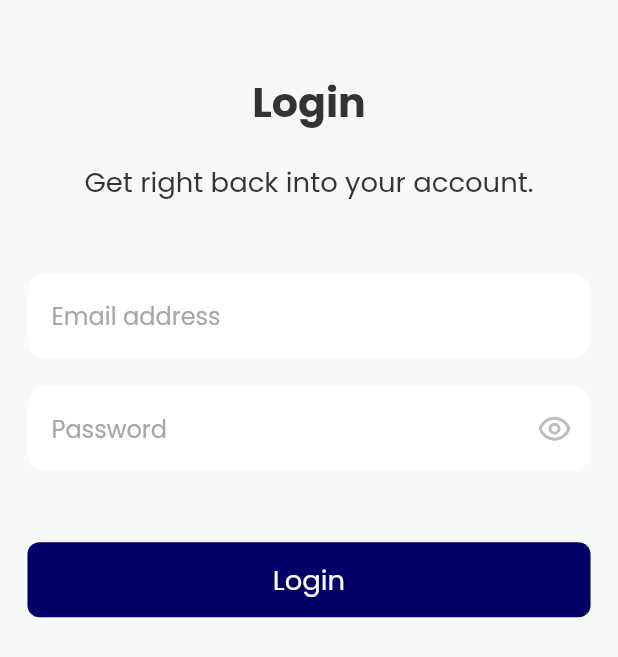
After one commit to davidaodejobi/day-pilot, a Flutter app: the screen it shows after launch, after a tap on "Login", on a phone screen of 412 x 824 dp. The commit adds this screen. Shown: the top 657 px of the screen. Run offline on Flutter 3.47's test engine with Material 2 defaults, Android fonts, the phone set to English and light mode, and no system bars; our stand-ins replace flip_card, flutter_hooks, flutter_screenutil, flutter_svg, hooks_riverpod; generated files the repository leaves out were written again.

Commit message:
feat: login UI checkpoint

```diff
--- /dev/null
+++ b/lib/src/common_widgets/custom_elevated_button.dart
@@ -0,0 +1,60 @@
+// ignore_for_file: public_member_api_docs, sort_constructors_first
+import 'package:day_pilot/src/constants/app_colors.dart';
+import 'package:day_pilot/src/utils/enums.dart';
+import 'package:flutter/material.dart';
+import 'package:flutter_screenutil/flutter_screenutil.dart';
+
+class CustomElevatedButton extends StatelessWidget {
+  final String text;
+  final Color? buttonColor;
+  final Color? textColor;
+  final VoidCallback onPressed;
+  final int elevation;
+  final int height;
+  final ButtonSize size;
+  const CustomElevatedButton({
+    Key? key,
+    required this.text,
+    this.buttonColor,
+    this.textColor,
+    required this.onPressed,
+    this.elevation = 0,
+    this.height = 50,
+    this.size = ButtonSize.large,
+  }) : super(key: key);
+
+  buttonWidth(ButtonSize size) {
+    switch (size) {
+      case ButtonSize.small:
+        return .3.sw;
+      case ButtonSize.medium:
+        return .5.sw;
+      case ButtonSize.large:
+      default:
+        return double.infinity;
+    }
+  }
+
+  @override
+  Widget build(BuildContext context) {
+    return SizedBox(
+      height: height.toDouble(),
+      width: buttonWidth(size),
+      child: ElevatedButton(
+        onPressed: onPressed,
+        style: ElevatedButton.styleFrom(
+          elevation: elevation.toDouble(),
+          backgroundColor: textColor ?? AppColors.primaryColor,
+          foregroundColor: buttonColor ?? Colors.white,
+          textStyle: Theme.of(context).textTheme.bodyLarge,
+          shape: RoundedRectangleBorder(
+            borderRadius: BorderRadius.circular(8.0),
+          ),
+        ),
+        child: Text(
+          text,
+        ),
+      ),
+    );
+  }
+}
--- /dev/null
+++ b/lib/src/common_widgets/custom_textfield.dart
@@ -0,0 +1,80 @@
+import 'dart:async';
+
+import 'package:day_pilot/src/constants/app_colors.dart';
+import 'package:day_pilot/src/utils/extensions.dart';
+import 'package:flutter/material.dart';
+import 'package:flutter_hooks/flutter_hooks.dart';
+import 'package:flutter_screenutil/flutter_screenutil.dart';
+import 'package:flutter_svg/flutter_svg.dart';
+
+class CustomTextField extends HookWidget {
+  final TextEditingController controller;
+  final String hintText;
+  final Duration obscureTimerDuration;
+  final bool textObscured;
+
+  const CustomTextField({
+    super.key,
+    required this.controller,
+    required this.hintText,
+    this.textObscured = false,
+    this.obscureTimerDuration = const Duration(seconds: 3),
+  });
+
+  @override
+  Widget build(BuildContext context) {
+    final isObscure = useState<bool>(textObscured);
+
+    void toggleObscure() {
+      isObscure.value = false;
+      Future.delayed(obscureTimerDuration, () {
+        isObscure.value = true;
+      });
+    }
+
+    return TextField(
+      controller: controller,
+      obscureText: isObscure.value,
+      style: Theme.of(context).textTheme.bodyMedium!.copyWith(
+            fontWeight: FontWeight.w400,
+          ),
+      decoration: InputDecoration(
+        hintStyle: Theme.of(context).textTheme.bodyMedium!.copyWith(
+              fontWeight: FontWeight.w400,
+              color: AppColors.greyTextColor,
+            ),
+        filled: true,
+        border: OutlineInputBorder(
+          borderRadius: BorderRadius.circular(10.r),
+          borderSide: BorderSide.none,
+        ),
+        focusedBorder: OutlineInputBorder(
+          borderRadius: BorderRadius.circular(10.r),
+          borderSide: const BorderSide(
+            color: AppColors.secondaryColor,
+          ),
+        ),
+        errorBorder: OutlineInputBorder(
+          borderRadius: BorderRadius.circular(10.r),
+          borderSide: const BorderSide(
+            color: AppColors.errorColor,
+          ),
+        ),
+        fillColor: Colors.white,
+        hintText: hintText,
+        suffixIcon: textObscured
+            ? IconButton(
+                icon: isObscure.value
+                    ? SvgPicture.asset(
+                        'eye-open'.svg,
+                      )
+                    : SvgPicture.asset(
+                        'eye-closed'.svg,
+                      ),
+                onPressed: () => toggleObscure(),
+              )
+            : null,
+      ),
+    );
+  }
+}
--- a/lib/src/constants/app_colors.dart
+++ b/lib/src/constants/app_colors.dart
@@ -3,4 +3,9 @@ import 'package:flutter/material.dart';
 class AppColors {
   static const Color scaffoldBackgroundColor = Color(0xFFF7F9F9);
   static const Color textColor = Color(0xFF333333);
+  static const Color greyTextColor = Color(0xFFA6A6A6);
+  static const Color primaryColor = Color(0xFF020066);
+  static const Color secondaryColor = Color(0xFF008FD5);
+  static const Color errorColor = Color(0xFFE74C3C);
+  static const Color successColor = Color(0xFF2ECC71);
 }
--- a/lib/src/constants/app_constants.dart
+++ b/lib/src/constants/app_constants.dart
@@ -5,12 +5,13 @@ class AppConstants {
   static BoxDecoration kScaffoldGradient = BoxDecoration(
     gradient: RadialGradient(
       center: Alignment.topLeft,
+      focalRadius: 1.5,
       colors: [
-        const Color.fromARGB(255, 112, 167, 195).withOpacity(.2).withAlpha(100),
-        const Color.fromARGB(255, 138, 169, 185).withOpacity(.2).withAlpha(100),
+        const Color.fromARGB(255, 112, 167, 195).withOpacity(.1).withAlpha(100),
+        const Color.fromARGB(255, 138, 169, 185).withOpacity(.1).withAlpha(100),
         AppColors.scaffoldBackgroundColor,
       ],
-      radius: 1.5,
+      radius: 1.3,
     ),
   );
 }
--- /dev/null
+++ b/lib/src/features/auth/login_screen.dart
@@ -0,0 +1,68 @@
+import 'package:day_pilot/src/common_widgets/custom_elevated_button.dart';
+import 'package:day_pilot/src/common_widgets/custom_textfield.dart';
+import 'package:day_pilot/src/utils/extensions.dart';
+import 'package:flutter/material.dart';
+import 'package:flutter_hooks/flutter_hooks.dart';
+import 'package:flutter_screenutil/flutter_screenutil.dart';
+import 'package:hooks_riverpod/hooks_riverpod.dart';
+
+class LoginScreen extends HookConsumerWidget {
+  const LoginScreen({Key? key}) : super(key: key);
+
+  @override
+  Widget build(BuildContext context, WidgetRef ref) {
+    final emailController = useTextEditingController();
+    final passwordController = useTextEditingController();
+    return Scaffold(
+      body: SafeArea(
+        child: SingleChildScrollView(
+          padding: EdgeInsets.symmetric(horizontal: 16.w),
+          child: Column(
+            children: [
+              //calculate the height of the status bar
+              // MediaQuery.of(context).padding.top.hi,
+              SingleChildScrollView(
+                child: Column(
+                  children: [
+                    40.hi,
+                    Text(
+                      'Login',
+                      style:
+                          Theme.of(context).textTheme.headlineMedium!.copyWith(
+                                fontWeight: FontWeight.w700,
+                              ),
+                    ),
+                    16.hi,
+                    Text(
+                      'Get right back into your account.',
+                      textAlign: TextAlign.center,
+                      style: Theme.of(context).textTheme.bodyLarge!.copyWith(
+                            fontWeight: FontWeight.w400,
+                          ),
+                    ),
+                    40.hi,
+                    CustomTextField(
+                      controller: emailController,
+                      hintText: 'Email address',
+                    ),
+                    16.hi,
+                    CustomTextField(
+                      controller: passwordController,
+                      hintText: 'Password',
+                      textObscured: true,
+                    ),
+                    40.hi,
+                    CustomElevatedButton(
+                      text: 'Login',
+                      onPressed: () {},
+                    ),
+                  ],
+                ),
+              ),
+            ],
+          ),
+        ),
+      ),
+    );
+  }
+}
--- a/lib/src/features/onboarding/onboarding_screen.dart
+++ b/lib/src/features/onboarding/onboarding_screen.dart
@@ -1,5 +1,6 @@
 // ignore_for_file: public_member_api_docs, sort_constructors_first
 import 'package:day_pilot/src/constants/app_constants.dart';
+import 'package:day_pilot/src/features/auth/login_screen.dart';
 import 'package:day_pilot/src/features/onboarding/onboard_button.dart';
 import 'package:day_pilot/src/features/onboarding/onboard_card.dart';
 import 'package:day_pilot/src/utils/extensions.dart';
@@ -58,8 +59,13 @@ class OnbaordingScreen extends StatelessWidget {
               ),
             ).padHorizontal(25),
             .1.sh.hi,
-            const OnbaordButton(
-              onLoginPressed: null,
+            OnbaordButton(
+              onLoginPressed: () => Navigator.push(
+                context,
+                MaterialPageRoute(
+                  builder: (context) => const LoginScreen(),
+                ),
+              ),
               onSignUpPressed: null,
             )
           ],
--- /dev/null
+++ b/lib/src/utils/enums.dart
@@ -0,0 +1,6 @@
+//create an enum
+enum ButtonSize {
+  small,
+  medium,
+  large,
+}
--- a/lib/src/utils/extensions.dart
+++ b/lib/src/utils/extensions.dart
@@ -99,3 +99,12 @@ extension CustomSizedBox on num {
     );
   }
 }
+
+extension FilePaths on String {
+  String get svg => 'assets/svgs/$this.svg';
+  String get png => 'assets/images/$this.png';
+  String get jpg => 'assets/images/$this.jpg';
+  String get jpeg => 'assets/images/$this.jpeg';
+  String get gif => 'assets/images/$this.gif';
+  String get webp => 'assets/lotties/$this.json';
+}
--- a/pubspec.yaml
+++ b/pubspec.yaml
@@ -39,6 +39,8 @@ flutter:
     - assets/svgs/
     - assets/images/
     - assets/fonts/
+    - assets/svgs/
+    - assets/lotties/
 
   fonts:
     - family: Poppins
```
Also changed, not shown: assets/svgs/eye-closed.svg (added), assets/svgs/eye-open.svg (added), assets/svgs/filter.svg (deleted).
